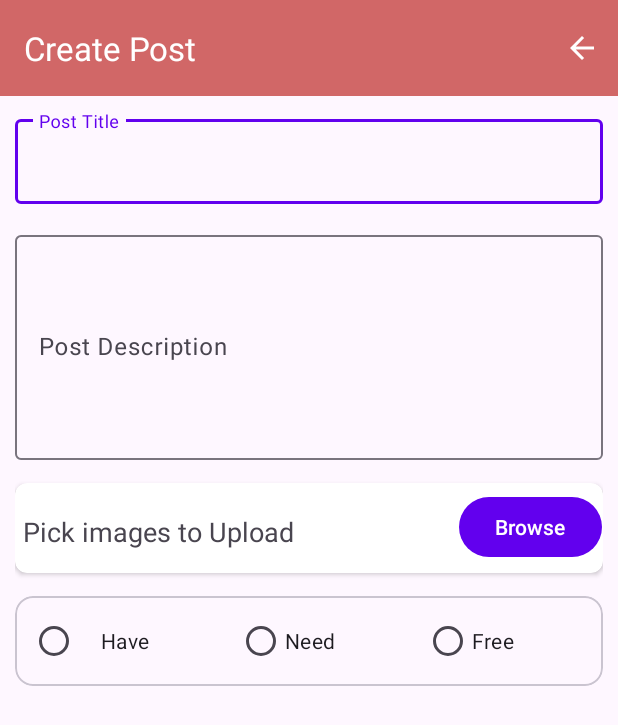
After one commit to NimethHR/Bartering-App, an Android app: the layout activity_create_post.xml on its own in the app's theme, with its tools: preview values and no code run, on a phone screen of 412 x 824 dp. The commit adds this screen. Shown: the top 725 px of the screen. Run offline under Robolectric (Android 15) with nearby library versions, the phone set to English and light mode, and no system bars.

Commit message:
create post changes

```diff
--- a/frontend/app/src/main/AndroidManifest.xml
+++ b/frontend/app/src/main/AndroidManifest.xml
@@ -11,9 +11,9 @@
         android:supportsRtl="true"
         android:theme="@style/Theme.MADProject"
         tools:targetApi="31">
-
-
-
+        <activity
+            android:name=".posts.CreatePost"
+            android:exported="true" />
         <activity
             android:name=".MainActivity"
             android:exported="true">
--- /dev/null
+++ b/frontend/app/src/main/res/layout/activity_create_post.xml
@@ -0,0 +1,152 @@
+<?xml version="1.0" encoding="utf-8"?>
+<androidx.coordinatorlayout.widget.CoordinatorLayout xmlns:android="http://schemas.android.com/apk/res/android"
+    xmlns:tools="http://schemas.android.com/tools"
+    xmlns:app="http://schemas.android.com/apk/res-auto"
+
+    android:layout_width="match_parent"
+    android:layout_height="match_parent">
+
+    <com.google.android.material.appbar.AppBarLayout
+        android:id="@+id/create_appbar"
+        android:layout_height="wrap_content"
+        android:layout_width="match_parent"
+        android:fitsSystemWindows="true">
+
+        <androidx.appcompat.widget.Toolbar
+            android:layout_height="?attr/actionBarSize"
+            android:layout_width="match_parent"
+            app:layout_scrollFlags="scroll|enterAlways"
+            app:titleTextColor="@color/white"
+            android:background="@color/holo_red"
+            app:menu="@menu/create_post_toolbar"
+            app:title="@string/post_create_toolbar">
+
+        </androidx.appcompat.widget.Toolbar>
+
+
+    </com.google.android.material.appbar.AppBarLayout>
+
+    <androidx.core.widget.NestedScrollView
+        android:id="@+id/nestedScrollView"
+        android:layout_width="match_parent"
+        android:layout_height="match_parent"
+        android:contentDescription="@string/create_nestedScroll_description"
+        android:fillViewport="true"
+        app:layout_behavior="com.google.android.material.appbar.AppBarLayout$ScrollingViewBehavior">
+
+        <LinearLayout
+            android:layout_width="match_parent"
+            android:layout_height="match_parent"
+            android:orientation="vertical"
+            android:padding="10dp"
+            tools:layout_editor_absoluteX="1dp"
+            tools:layout_editor_absoluteY="1dp">
+
+            <com.google.android.material.textfield.TextInputLayout
+                android:layout_width="match_parent"
+                android:layout_height="wrap_content"
+                android:layout_marginBottom="@dimen/small_margin"
+
+                android:hint="@string/create_post_title">
+
+
+                <com.google.android.material.textfield.TextInputEditText
+                    android:layout_width="match_parent"
+                    android:layout_height="wrap_content"
+                    />
+
+            </com.google.android.material.textfield.TextInputLayout>
+
+            <com.google.android.material.textfield.TextInputLayout
+                android:layout_width="match_parent"
+                android:layout_height="wrap_content"
+                android:layout_marginBottom="@dimen/small_margin"
+                android:hint="@string/create_post_description">
+
+                <com.google.android.material.textfield.TextInputEditText
+                    android:layout_width="match_parent"
+                    android:layout_height="@dimen/small_medium"
+                    />
+
+            </com.google.android.material.textfield.TextInputLayout>
+
+
+            <androidx.cardview.widget.CardView
+                android:layout_width="match_parent"
+                android:layout_height="60dp"
+                app:cardCornerRadius="8dp"                >
+
+                <LinearLayout
+                    android:layout_width="match_parent"
+                    android:layout_height="60dp"
+                    android:layout_marginBottom="@dimen/horizontal_space"
+                    android:orientation="horizontal">
+
+                    <TextView
+                        android:id="@+id/textView3"
+                        android:layout_width="wrap_content"
+                        android:layout_height="@dimen/padding_small_small"
+                        android:layout_marginRight="110dp"
+                        android:layout_marginTop="10dp"
+                        android:layout_marginLeft="5dp"
+                        android:text="@string/create_file_picker"
+                        android:textAppearance="@style/TextAppearance.AppCompat.Medium" />
+
+                    <Button
+                        android:id="@+id/file_browse_btn"
+                        android:layout_width="wrap_content"
+                        android:layout_height="wrap_content"
+                        android:layout_marginTop="5dp"
+
+                        android:text="@string/create_post_file_picker_button" />
+                </LinearLayout>
+
+            </androidx.cardview.widget.CardView>
+
+            <com.google.android.material.card.MaterialCardView
+                android:layout_width="match_parent"
+                android:layout_marginTop="15dp"
+                android:layout_height="60dp"
+                >
+
+                <LinearLayout
+                    android:layout_width="match_parent"
+                    android:layout_height="wrap_content"
+                    android:orientation="horizontal"
+                    android:layout_marginLeft="10dp"
+                    android:layout_marginTop="15dp"
+                    tools:layout_editor_absoluteX="1dp"
+                    tools:layout_editor_absoluteY="1dp"
+                    android:layout_marginBottom="@dimen/horizontal_space">
+
+                    <RadioButton
+                        android:id="@+id/haveRadioButton"
+                        android:layout_width="wrap_content"
+                        android:layout_height="wrap_content"
+                        android:layout_weight="1"
+                        android:paddingLeft="@dimen/small_margin"
+                        android:text="@string/post_type_have" />
+
+                    <RadioButton
+                        android:id="@+id/needRadioButton"
+                        android:layout_width="wrap_content"
+                        android:layout_height="wrap_content"
+                        android:layout_weight="1"
+                        android:text="@string/post_type_need" />
+
+                    <RadioButton
+                        android:id="@+id/freeRadioButton"
+                        android:layout_width="wrap_content"
+                        android:layout_height="wrap_content"
+                        android:layout_weight="1"
+                        android:text="@string/post_type_donate" />
+                </LinearLayout>
+
+            </com.google.android.material.card.MaterialCardView>
+
+
+
+        </LinearLayout>
+    </androidx.core.widget.NestedScrollView>
+
+</androidx.coordinatorlayout.widget.CoordinatorLayout>
--- a/frontend/app/src/main/res/values/dimensions.xml
+++ b/frontend/app/src/main/res/values/dimensions.xml
@@ -5,6 +5,6 @@
     <dimen name="small_margin">15dp</dimen>
     <dimen name="posts_window">550dp</dimen>
     <dimen name="medium_button">250dp</dimen>
-    <dimen name="horizontal_space">25dp</dimen>
+    <dimen name="horizontal_space">15dp</dimen>
 
 </resources>
--- a/frontend/app/src/main/res/values/strings.xml
+++ b/frontend/app/src/main/res/values/strings.xml
@@ -15,7 +15,10 @@
     <string name="create_location_picker">Select Location</string>
     <string name="create_post_location_picker_button">Browse</string>
 
+<!--  Post Types  -->
     <string name="post_type_need">Need</string>
     <string name="post_type_have">Have</string>
+    <string name="post_type_donate">Free</string>
+
 
 </resources>
```
Also changed, not shown: frontend/app/src/main/java/com/example/madproject/posts/CreatePost.kt (+8 -3 lines), frontend/app/src/main/res/layout/activity_create.xml (deleted, +0 -155 lines).
